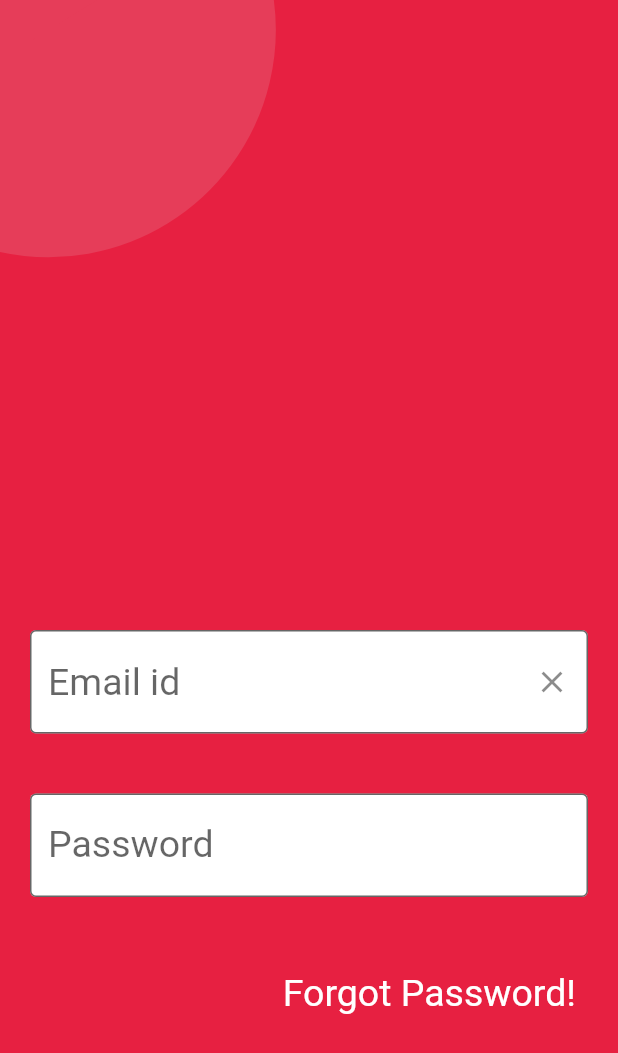
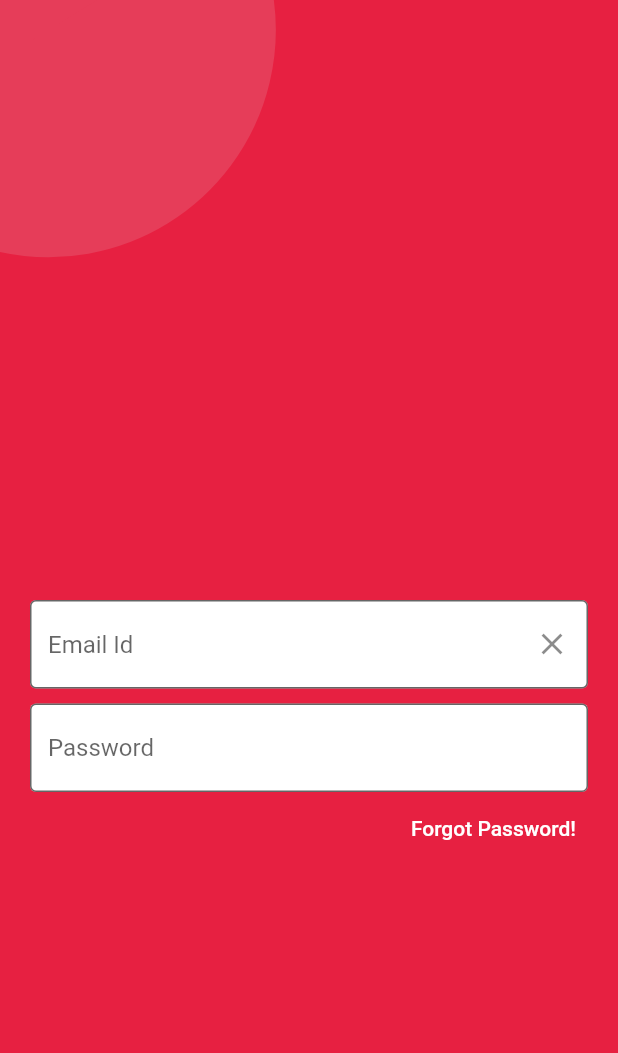
Before and after one commit to adinashby-vanier-college/app-dev-2-project-gurjas936, a Flutter app: the screen it shows after launch, after a tap on "Sign in", on a phone screen of 412 x 824 dp. Shown: the top 1053 px of the screen. Run offline on Flutter 3.47's test engine with Material 2 defaults, Android fonts, the phone set to English and light mode, and no system bars; Roboto replaces fonts that are missing (Quicksand).

Commit message:
sign in page

```diff
--- a/lib/screens/signIn.dart
+++ b/lib/screens/signIn.dart
@@ -4,7 +4,6 @@ class signIn extends StatelessWidget {
   // const signIn({Key? key}) : super(key: key);
   final _textController = TextEditingController();
   final passwordController = TextEditingController();
-
 
   @override
   Widget build(BuildContext context) {
@@ -25,19 +24,15 @@ class signIn extends StatelessWidget {
           ),
           SizedBox(height: 300.0),
           Container(
-            padding: EdgeInsets.all(20.0),
+            padding: EdgeInsets.only(right: 20.0, left: 20.0, bottom: 10),
             child: TextField(
-              style: TextStyle(fontSize: 25,color:Colors.white),
               controller: _textController,
-              decoration: InputDecoration(fillColor: Colors.white,
+              decoration: InputDecoration(
+                  fillColor: Colors.white,
+                  hintText: "Email Id",
                   filled: true,
-                  //fillColor: Colors.cyanAccent,
-
-                  hintText: "Email id",
                   border: OutlineInputBorder(
-                    borderSide: BorderSide(width: 10,
-                      color:  Colors.white70,
-                    ),
+                    borderSide: BorderSide(),
                   ),
                   suffixIcon: IconButton(
                     onPressed: () {
@@ -48,49 +43,47 @@ class signIn extends StatelessWidget {
             ),
           ),
 
+          ///////////////////////////////////// Password Field
+
 
           Container(
-            padding: EdgeInsets.all(20.0),
+            padding: EdgeInsets.only(right: 20.0, left: 20),
             child: TextField(
-              style: TextStyle(fontSize: 25,color: Colors.white),
               obscureText: true,
               controller: passwordController,
-              decoration: const InputDecoration(fillColor: Colors.white,
+              decoration: const InputDecoration(
+                border: OutlineInputBorder(),
+                hintText: 'Password',
+                fillColor: Colors.white,
                 filled: true,
-                border: OutlineInputBorder(),
-                labelText: 'Password',
               ),
             ),
           ),
+
+          //////////////////////////////////////////Forgot Password
+
           Container(
-            margin: EdgeInsets.all(20),
+            margin: EdgeInsets.only(right: 20),
             alignment: Alignment.centerRight,
-            child: TextButton( style: TextButton.styleFrom(
-              textStyle: const TextStyle(fontSize: 25),
-              foregroundColor: Colors.white,
-            ),
+            child: TextButton(
+              child: Text(
+                "Forgot Password!",
+                style: TextStyle(
+                  color: Colors.white,
+                  fontFamily: 'Quicksand',
+                ),
+              ),
               onPressed: () {
-                //forgot password screen
-              },
 
 
-              child: const Text('Forgot Password!',),
-
-
+              },
             ),
           ),
-
-
-
-
-
         ],
       ),
     );
   }
 }
-
-
 
 class LinePainter extends CustomPainter {
   @override
```
Also changed, not shown: 1 other file.
